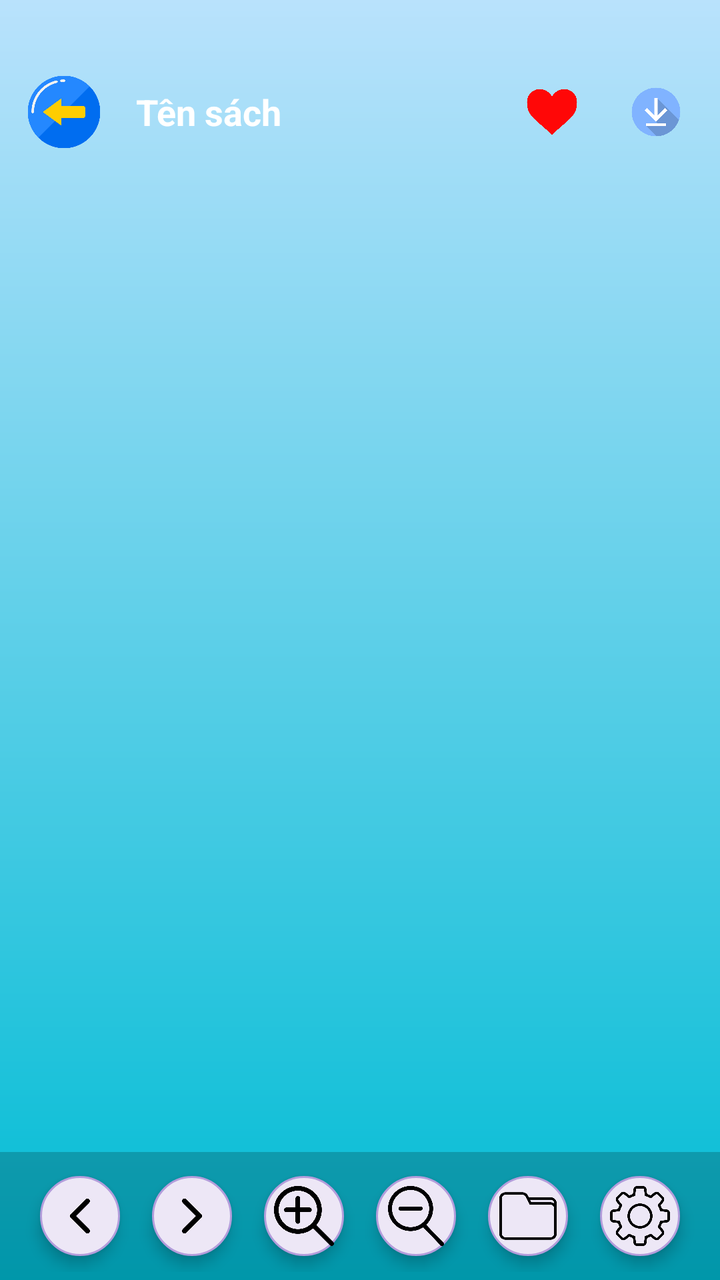
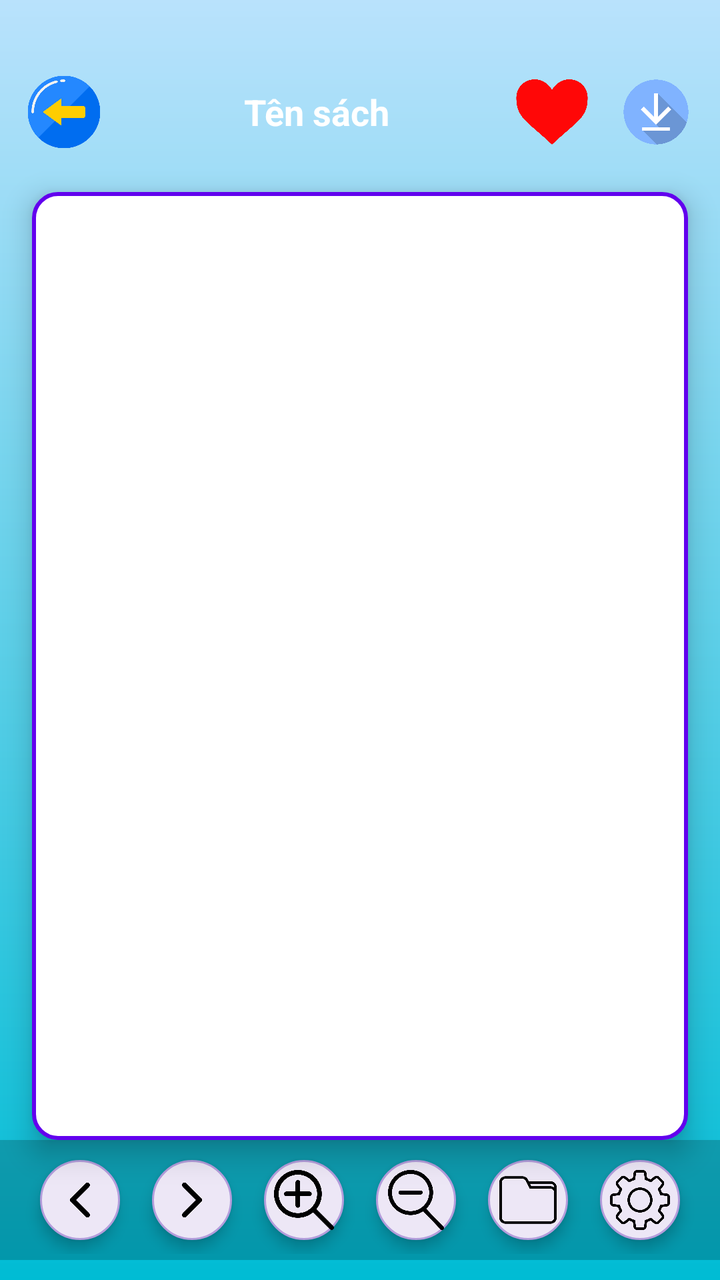

An Android layout rendered at two revisions. The XML below is the earlier revision; the diff shows what the commit changed to produce the second picture.
<!-- AndroidManifest.xml: application theme Theme.Do_an -->
<!-- res/layout/activity_reading.xml -->
<?xml version="1.0" encoding="utf-8"?>
<LinearLayout xmlns:android="http://schemas.android.com/apk/res/android"
    xmlns:tools="http://schemas.android.com/tools"
    android:orientation="vertical"
    android:background="@drawable/bg_gradient"
    android:layout_width="match_parent"
    android:layout_height="match_parent"
    android:paddingTop="28dp"
    tools:context=".application.ReadActivity">

    
    <LinearLayout
        android:id="@+id/topBar"
        android:layout_width="match_parent"
        android:layout_height="56dp"
        android:orientation="horizontal"
        android:gravity="center_vertical"
        android:paddingHorizontal="12dp"
        android:elevation="4dp">

        
        <ImageView
            android:id="@+id/btnBack"
            android:layout_width="40dp"
            android:layout_height="40dp"
            android:src="@drawable/img_2"/>

        
        <TextView
            android:id="@+id/txtTieuDe"
            android:layout_width="0dp"
            android:layout_height="wrap_content"
            android:layout_weight="1"
            android:layout_marginStart="16dp"
            android:text="Tên sách"
            android:textColor="@android:color/white"
            android:textSize="18sp"
            android:textStyle="bold"
            android:ellipsize="end"
            android:singleLine="true" />

        
        <LinearLayout
            android:layout_width="wrap_content"
            android:layout_height="match_parent"
            android:gravity="center_vertical"
            android:orientation="horizontal">

            <ImageView
                android:id="@+id/btnFavorite"
                android:layout_width="40dp"
                android:layout_height="28dp"
                android:layout_marginStart="8dp"
                android:src="@drawable/img_3"
                android:contentDescription="Yêu thích" />

            <ImageView
                android:id="@+id/btnDown"
                android:layout_width="40dp"
                android:layout_height="30dp"
                android:layout_marginStart="12dp"
                android:src="@drawable/img_4"
                android:contentDescription="Tải xuống" />
        </LinearLayout>
    </LinearLayout>

    
    <androidx.viewpager2.widget.ViewPager2
        android:id="@+id/pdfViewPager"
        android:layout_width="match_parent"
        android:layout_height="0dp"
        android:layout_weight="1"
        android:layout_marginTop="4dp" />

    
    <LinearLayout
        android:id="@+id/bottomBar"
        android:layout_width="match_parent"
        android:layout_height="64dp"
        android:orientation="horizontal"
        android:gravity="center"
        android:background="#33000000"
        android:padding="4dp">

        
        <ImageButton
            android:id="@+id/btnPrevPage"
            android:layout_width="40dp"
            android:layout_height="40dp"
            android:background="@drawable/rounded_button"
            android:src="@drawable/img_5"
            android:contentDescription="Trang trước"
            android:padding="5dp"
            android:scaleType="centerInside"
            android:elevation="4dp"
            android:layout_margin="8dp"/>

        
        <ImageButton
            android:id="@+id/btnNextPage"
            android:layout_width="40dp"
            android:layout_height="40dp"
            android:background="@drawable/rounded_button"
            android:src="@drawable/img_6"
            android:contentDescription="Trang sau"
            android:padding="5dp"
            android:scaleType="centerInside"
            android:elevation="4dp"
            android:layout_margin="8dp"/>

        
        <ImageButton
            android:id="@+id/btnZoomIn"
            android:layout_width="40dp"
            android:layout_height="40dp"
            android:background="@drawable/rounded_button"
            android:src="@drawable/img_7"
            android:contentDescription="Phóng to"
            android:padding="5dp"
            android:scaleType="centerInside"
            android:elevation="4dp"
            android:layout_margin="8dp"/>

        
        <ImageButton
            android:id="@+id/btnZoomOut"
            android:layout_width="40dp"
            android:layout_height="40dp"
            android:background="@drawable/rounded_button"
            android:src="@drawable/img_8"
            android:contentDescription="Thu nhỏ"
            android:padding="5dp"
            android:scaleType="centerInside"
            android:elevation="4dp"
            android:layout_margin="8dp"/>

        
        <ImageButton
            android:id="@+id/btnLibrary"
            android:layout_width="40dp"
            android:layout_height="40dp"
            android:background="@drawable/rounded_button"
            android:src="@drawable/img_10"
            android:contentDescription="Thư viện của tôi"
            android:padding="5dp"
            android:scaleType="centerInside"
            android:elevation="4dp"
            android:layout_margin="8dp"/>

        
        <ImageButton
            android:id="@+id/btnSettings"
            android:layout_width="40dp"
            android:layout_height="40dp"
            android:background="@drawable/rounded_button"
            android:src="@drawable/img_11"
            android:contentDescription="Cài đặt"
            android:padding="5dp"
            android:scaleType="centerInside"
            android:elevation="4dp"
            android:layout_margin="8dp"/>
    </LinearLayout>

    
    <ImageButton
        android:id="@+id/btnMenu"
        android:layout_width="40dp"
        android:layout_height="40dp"
        android:background="@drawable/rounded_button"
        android:src="@drawable/img_12"
        android:contentDescription="Menu"
        android:padding="5dp"
        android:scaleType="centerInside"
        android:elevation="4dp"
        android:visibility="gone"
        android:layout_margin="8dp"/>

    
    <FrameLayout
        android:id="@+id/settingsContainer"
        android:layout_width="match_parent"
        android:layout_height="match_parent"
        android:visibility="gone"
        android:background="#AA000000"
        android:padding="20dp">

        <LinearLayout
            android:layout_width="match_parent"
            android:layout_height="wrap_content"
            android:orientation="vertical"
            android:background="@android:color/white"
            android:padding="16dp"
            android:layout_gravity="center"
            android:elevation="8dp">

            <TextView
                android:text="Cài đặt hiển thị"
                android:textSize="20sp"
                android:textStyle="bold"
                android:layout_width="match_parent"
                android:layout_height="wrap_content"
                android:gravity="center"/>

            <Switch
                android:id="@+id/switch_show_bottom_bar"
                android:layout_width="match_parent"
                android:layout_height="wrap_content"
                android:text="Hiển thị thanh điều hướng"
                android:layout_marginTop="12dp"/>

            <Switch
                android:id="@+id/switch_dark_mode"
                android:layout_width="match_parent"
                android:layout_height="wrap_content"
                android:text="Chế độ tối (Dark Mode)"
                android:layout_marginTop="8dp"/>

            <androidx.appcompat.widget.AppCompatButton
                android:id="@+id/btnCloseSettings"
                android:layout_width="wrap_content"
                android:layout_height="wrap_content"
                android:text="Đóng"/>
        </LinearLayout>
    </FrameLayout>

</LinearLayout>
<!-- resources referenced by this layout -->
<resources>
  <!-- drawable bg_gradient (drawable) -->
  <?xml version="1.0" encoding="utf-8"?>
  <shape xmlns:android="http://schemas.android.com/apk/res/android"
      android:shape="rectangle">
  
      <gradient
          android:type="linear"
          android:startColor="#B9E2FC"
          android:endColor="#00BCD4"
          android:angle="270" />
  
  </shape>
  <!-- drawable img_10: png bitmap (drawable, 6146 bytes) -->
  <!-- drawable img_11: png bitmap (drawable, 19669 bytes) -->
  <!-- drawable img_12: png bitmap (drawable, 198137 bytes) -->
  <!-- drawable img_2: png bitmap (drawable, 16760 bytes) -->
  <!-- drawable img_3: png bitmap (drawable, 28111 bytes) -->
  <!-- drawable img_4: png bitmap (drawable, 61992 bytes) -->
  <!-- drawable img_5: png bitmap (drawable, 2637 bytes) -->
  <!-- drawable img_6: png bitmap (drawable, 3102 bytes) -->
  <!-- drawable img_7: png bitmap (drawable, 12653 bytes) -->
  <!-- drawable img_8: png bitmap (drawable, 14519 bytes) -->
  <!-- drawable rounded_button (drawable) -->
  <selector xmlns:android="http://schemas.android.com/apk/res/android">
      <item android:state_pressed="true">
          <shape android:shape="oval">
              <solid android:color="#D1C4E9"/> 
          </shape>
      </item>
      <item>
          <shape android:shape="oval">
              <solid android:color="#EDE7F6"/> 
              <stroke android:width="1dp" android:color="#B39DDB"/> 
          </shape>
      </item>
  </selector>
  <style name="Theme.Do_an" parent="Base.Theme.Do_an" />
  <style name="Base.Theme.Do_an" parent="Theme.Material3.DayNight.NoActionBar">
          
          
      </style>
</resources>

<!-- the commit's change to res/layout/activity_reading.xml (unified diff, before → after) -->
@@ -35,6 +35,7 @@
             android:text="Tên sách"
             android:textColor="@android:color/white"
             android:textSize="18sp"
+            android:gravity="center_horizontal"
             android:textStyle="bold"
             android:ellipsize="end"
             android:singleLine="true" />
@@ -49,7 +50,7 @@
             <ImageView
                 android:id="@+id/btnFavorite"
                 android:layout_width="40dp"
-                android:layout_height="28dp"
+                android:layout_height="40dp"
                 android:layout_marginStart="8dp"
                 android:src="@drawable/img_3"
                 android:contentDescription="Yêu thích" />
@@ -57,7 +58,7 @@
             <ImageView
                 android:id="@+id/btnDown"
                 android:layout_width="40dp"
-                android:layout_height="30dp"
+                android:layout_height="40dp"
                 android:layout_marginStart="12dp"
                 android:src="@drawable/img_4"
                 android:contentDescription="Tải xuống" />
@@ -70,17 +71,23 @@
         android:layout_width="match_parent"
         android:layout_height="0dp"
         android:layout_weight="1"
-        android:layout_marginTop="4dp" />
+        android:layout_marginTop="12dp"
+        android:layout_marginStart="16dp"
+        android:layout_marginEnd="16dp"
+        android:background="@drawable/bg_pdf_frame"
+        android:elevation="8dp"/>
+
 
     
     <LinearLayout
         android:id="@+id/bottomBar"
         android:layout_width="match_parent"
-        android:layout_height="64dp"
+        android:layout_height="60dp"
         android:orientation="horizontal"
         android:gravity="center"
         android:background="#33000000"
-        android:padding="4dp">
+        android:layout_marginBottom="10dp"
+        android:padding="3dp">
 
         
         <ImageButton
@@ -173,7 +180,7 @@
         android:scaleType="centerInside"
         android:elevation="4dp"
         android:visibility="gone"
-        android:layout_margin="8dp"/>
+        android:layout_margin="16dp"/>
 
     
     <FrameLayout
@@ -190,7 +197,7 @@
             android:orientation="vertical"
             android:background="@android:color/white"
             android:padding="16dp"
-            android:layout_gravity="center"
+            android:layout_gravity="center_vertical"
             android:elevation="8dp">
 
             <TextView
<!-- resource entries referenced after the edit -->
@@ -11,6 +11,26 @@
           android:endColor="#00BCD4"
           android:angle="270" />
   
+  </shape>
+  <!-- drawable bg_pdf_frame (drawable) -->
+  <shape xmlns:android="http://schemas.android.com/apk/res/android" android:shape="rectangle">
+      
+      <solid android:color="@android:color/white"/>
+  
+      
+      <corners android:radius="12dp"/>
+  
+      
+      <stroke
+          android:width="2dp"
+          android:color="#FF6200EE"/>
+  
+      
+      <padding
+          android:left="3dp"
+          android:top="3dp"
+          android:right="3dp"
+          android:bottom="3dp"/>
   </shape>
   <!-- drawable img_10: png bitmap (drawable, 6146 bytes) -->
   <!-- drawable img_11: png bitmap (drawable, 19669 bytes) -->
